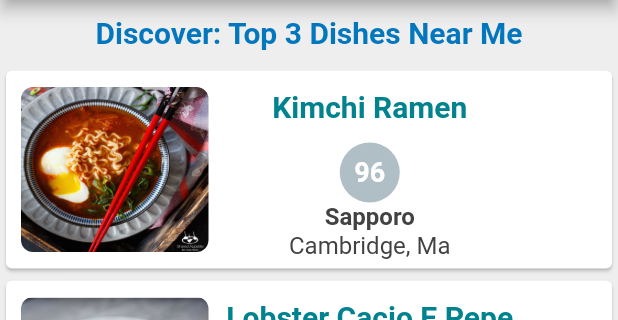
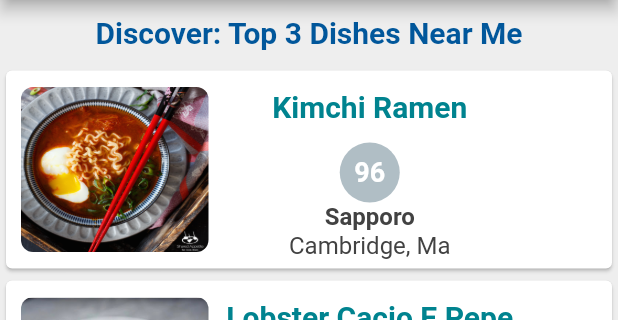
Before and after one commit to tericson1/foodee, a Flutter app: the screen it shows after launch, on a phone screen of 412 x 824 dp, the part 84-404 px from its top. Run offline on Flutter 3.47's test engine with Material 2 defaults, Android fonts, the phone set to English and light mode, and no system bars; our stand-ins replace cloud_firestore, firebase_analytics, get_it; accounts and stored records are empty; network calls fail.

Commit message:
updates 5/17  Please enter the commit message for your changes. Lines starting

```diff
--- a/lib/CustomCard.dart
+++ b/lib/CustomCard.dart
@@ -1,8 +1,5 @@
 import 'package:flutter/material.dart';
 import 'package:foodee/views/dishhome.dart';
-//import 'package:flutter/services.dart';
-//import 'tabs/fourth.dart';
-//import 'package:foodee/views/restaurant.dart';
 
 class CustomCard extends StatelessWidget {
   CustomCard({@required this.review, this.rating, this.dish, this.imageurl});
--- a/lib/DishSumNoPic.dart
+++ b/lib/DishSumNoPic.dart
@@ -50,12 +50,6 @@ class DishSumNoPic extends StatelessWidget {
                                       fontSize: 18))),
                         ),
                       ]),
-                      // Column(
-                      //   children: <Widget>[
-                      //     Text('Add Review'),
-                      //     Icon(Icons.add_circle_outline),
-                      //   ],
-                      // ),
                       Column(children: <Widget>[
                         Padding(
                           padding: const EdgeInsets.all(8.0),
--- a/lib/tabs/first.dart
+++ b/lib/tabs/first.dart
@@ -25,7 +25,7 @@ class FirstTab extends StatelessWidget {
               child: Text("Discover: Top 3 Dishes Near Me",
                   style: TextStyle(
                       fontWeight: FontWeight.bold,
-                      color: Colors.lightBlue[800],
+                      color: Colors.lightBlue[900],
                       fontSize: 20)),
             ),
             Container(
--- a/lib/views/restaurant.dart
+++ b/lib/views/restaurant.dart
@@ -3,12 +3,6 @@ import 'package:cloud_firestore/cloud_firestore.dart';
 //import 'package:foodee/CustomCard.dart';
 //final databaseReference = Firestore.instance;
 import 'package:foodee/main.dart';
-
-//import 'CustomSearchDelegate.dart';
-//import 'package:foodee/tabs/first.dart';
-//import 'package:foodee/tabs/second.dart';
-//import 'package:foodee/tabs/third.dart';
-//import 'package:foodee/tabs/fourth.dart';
 
 class Restauranthome extends StatelessWidget {
   Restauranthome({@required this.restaurant, this.location});
```
Also changed, not shown: lib/main.dart (+0 -10 lines), lib/tabs/second.dart (+1 -6 lines), lib/views/searchresults.dart (+0 -8 lines), 1 other file.
